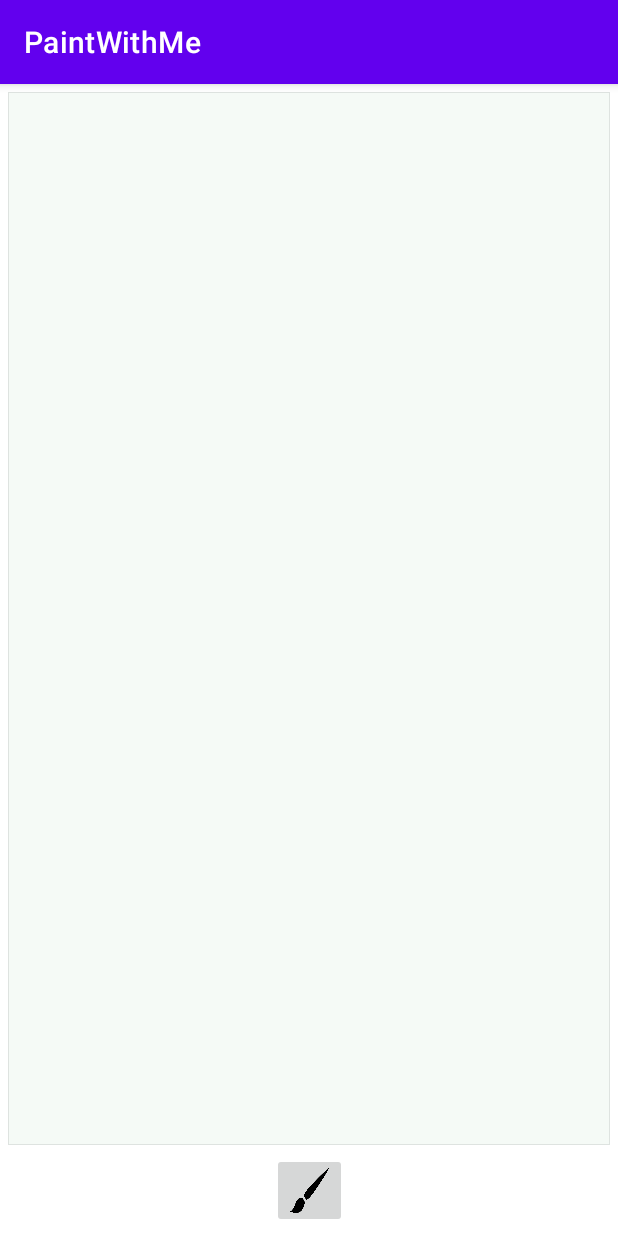
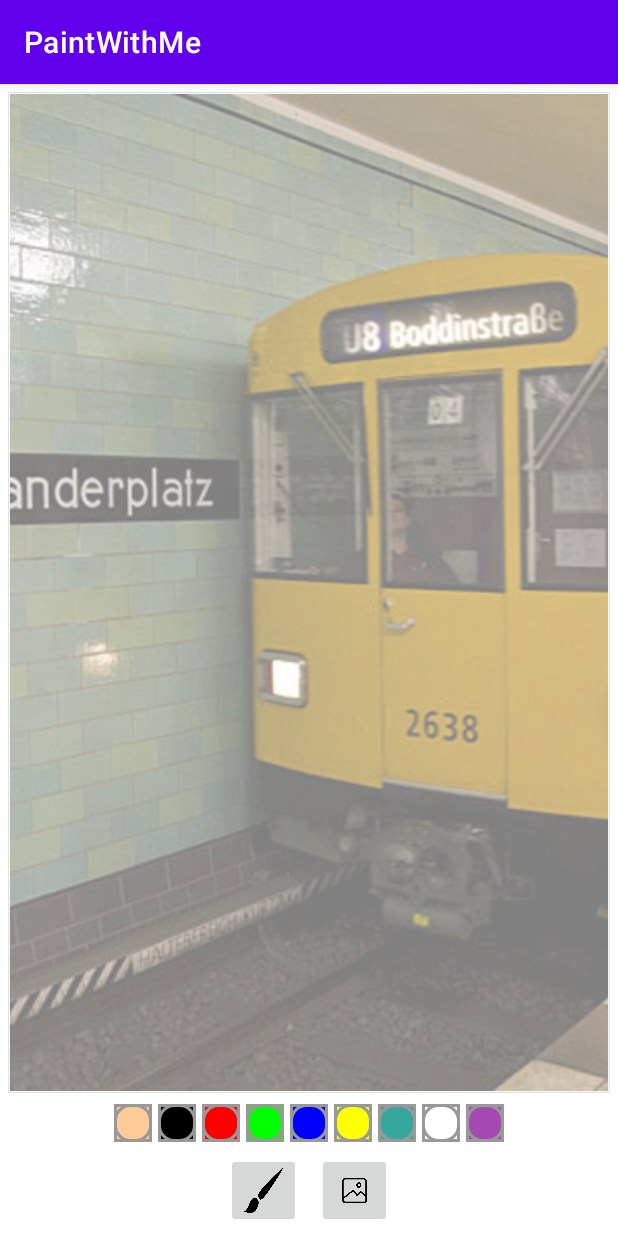
Before and after one commit to TaloHomes404/PaintWithMeApp, an Android app: the screen it shows after launch (MainActivity), on a phone screen of 412 x 824 dp. Run offline under Robolectric (Android 15) with nearby library versions, the phone set to English and light mode, and no system bars.

Commit message:
NOWE KOLORY XML - PALLET NORMAL I PRESSED CZYLI OBRAMÓWKA NA KOLORY DO WYBORU FUNKCJONALNOŚĆ - NOWA FUNKCJA POZWALAJĄCA WYBRAĆ KOLOR I MALOWAĆ NOWE FUNCKEJ Z TYM ZWIĄZANE PRZYCISK GALERRY - DO ZROBIENIA LAYOUT - FRAME LAYOUT POZWALAJĄCY NAKŁADAC WARSTWY NA LAYOUT, BIAŁE TŁO, OBRAZEK, A POTEM NASZE MALOWIDŁA

```diff
--- a/app/src/main/java/wolf/north/paintwithme/DrawingView.kt
+++ b/app/src/main/java/wolf/north/paintwithme/DrawingView.kt
@@ -109,6 +109,11 @@ class DrawingView(context: Context, attrs: AttributeSet) : View(context, attrs)
         mDrawPaint!!.strokeWidth = mBrushSize
     }
 
+    fun setColor(newColor: String){
+        color = Color.parseColor(newColor)
+        mDrawPaint!!.color = color
+    }
+
     internal inner class CustomPath(var color: Int, var thicknessOfBrush: Float) : Path() {
 
     }
--- a/app/src/main/java/wolf/north/paintwithme/MainActivity.kt
+++ b/app/src/main/java/wolf/north/paintwithme/MainActivity.kt
@@ -3,18 +3,29 @@ package wolf.north.paintwithme
 import android.app.Dialog
 import androidx.appcompat.app.AppCompatActivity
 import android.os.Bundle
+import android.view.View
 import android.widget.ImageButton
 import android.widget.ImageView
+import android.widget.LinearLayout
+import android.widget.Toast
+import androidx.core.content.ContextCompat
+import androidx.core.view.get
 
 class MainActivity : AppCompatActivity() {
 
     private var drawingView: DrawingView? = null
+    private var mImageButtonCurrentPaint: ImageView? = null
     override fun onCreate(savedInstanceState: Bundle?) {
         super.onCreate(savedInstanceState)
         setContentView(R.layout.activity_main)
 
         drawingView = findViewById(R.id.drawing_view)
         drawingView?.setBrushSize(20.toFloat()) //DEFAULT BRUSH SIZE ON START
+
+        val linearLayoutOfColors: LinearLayout = findViewById(R.id.linear_palletOfColors)
+
+        mImageButtonCurrentPaint = linearLayoutOfColors[1] as ImageButton
+
 
         val imgBttnBrushSelector : ImageButton = findViewById(R.id.imgbttn_brushSizeSelector)
         imgBttnBrushSelector.setOnClickListener {
@@ -48,5 +59,20 @@ class MainActivity : AppCompatActivity() {
 
     }
 
+    fun paintColorClicked(view: View){
+        if(view !== mImageButtonCurrentPaint){
+            val imageButton = view as ImageButton
+            val colorTag = imageButton.tag.toString()
+            drawingView?.setColor(colorTag)
 
+            imageButton.setImageDrawable(
+                ContextCompat.getDrawable(this,R.drawable.pallet_pressed)
+            )
+
+            mImageButtonCurrentPaint?.setImageDrawable(
+                ContextCompat.getDrawable(this,R.drawable.pallet_normal)
+            )
+            mImageButtonCurrentPaint = view
+        }
+    }
 }
--- /dev/null
+++ b/app/src/main/res/drawable/pallet_normal.xml
@@ -0,0 +1,20 @@
+<?xml version="1.0" encoding="utf-8"?>
+<layer-list xmlns:android="http://schemas.android.com/apk/res/android">
+
+    <item>
+        <shape
+            android:shape="rectangle">
+            <stroke android:width="2dp"
+                android:color="#FF999999"/>
+        </shape>
+    </item>
+    <item>
+        <shape>
+            <stroke android:width="2dp"
+                android:color="#FF999999"/>
+            <solid android:color="#00000000"/>
+            <corners android:radius="10dp"/>
+        </shape>
+    </item>
+
+</layer-list>
--- /dev/null
+++ b/app/src/main/res/drawable/pallet_pressed.xml
@@ -0,0 +1,20 @@
+<?xml version="1.0" encoding="utf-8"?>
+<layer-list xmlns:android="http://schemas.android.com/apk/res/android">
+
+    <item>
+        <shape
+            android:shape="rectangle">
+            <stroke android:width="2dp"
+                android:color="#FF333333"/>
+        </shape>
+    </item>
+    <item>
+        <shape>
+            <stroke android:width="2dp"
+                android:color="#FF333333"/>
+            <solid android:color="#00000000"/>
+            <corners android:radius="10dp"/>
+        </shape>
+    </item>
+
+</layer-list>
--- a/app/src/main/res/layout/activity_main.xml
+++ b/app/src/main/res/layout/activity_main.xml
@@ -6,19 +6,153 @@
     android:layout_height="match_parent"
     tools:context=".MainActivity">
 
-   <wolf.north.paintwithme.DrawingView
-       android:id="@+id/drawing_view"
+
+   <!--FRAME LAYOUT ALLOWS US TO MAKE LAYERS OF THINGS ON SCREEN
+   IN THIS CASE WE HAVE WHITE BACKGROUND, FIRST LAYER IS IMAGE
+   THIRD LAYER FINAL ONE IS OUR DRAWING VIEW ALLOWING US TO DRAW ON IMAGE-->
+   <FrameLayout
+       android:id="@+id/framelayout_drawing_view_container"
        android:layout_width="0dp"
        android:layout_height="0dp"
        android:layout_margin="5dp"
+       android:padding="1dp"
        android:background="@drawable/background_drawing_view"
-       app:layout_constraintBottom_toTopOf="@id/imgbttn_brushSizeSelector"
+       app:layout_constraintBottom_toTopOf="@id/linear_palletOfColors"
        app:layout_constraintLeft_toLeftOf="parent"
        app:layout_constraintRight_toRightOf="parent"
-       app:layout_constraintTop_toTopOf="parent"
-      />
-   <!-- END OF DRAWING VIEW -->
+       app:layout_constraintTop_toTopOf="parent">
 
+      <ImageView
+          android:id="@+id/imgv_background"
+          android:layout_width="match_parent"
+          android:layout_height="match_parent"
+          android:scaleType="centerCrop"
+          android:src="@drawable/obrazek_test"/>
+
+
+      <wolf.north.paintwithme.DrawingView
+          android:id="@+id/drawing_view"
+          android:layout_width="match_parent"
+          android:layout_height="match_parent"
+          android:background="#80FFFFFF"
+          />
+      <!-- END OF DRAWING VIEW -->
+
+   </FrameLayout>
+
+
+
+   <LinearLayout
+       android:id="@+id/linear_palletOfColors"
+       android:layout_width="wrap_content"
+       android:layout_height="wrap_content"
+       android:orientation="horizontal"
+       app:layout_constraintTop_toBottomOf="@id/framelayout_drawing_view_container"
+       app:layout_constraintBottom_toTopOf="@id/linear_actionButtons"
+       app:layout_constraintLeft_toLeftOf="parent"
+       app:layout_constraintRight_toRightOf="parent">
+
+      <ImageButton
+          android:layout_width="25dp"
+          android:layout_height="25dp"
+          android:layout_margin="2dp"
+          android:src="@drawable/pallet_normal"
+          android:tag="@color/skin"
+          android:background="@color/skin"
+          android:onClick="paintColorClicked"
+          />
+
+      <ImageButton
+          android:layout_width="25dp"
+          android:layout_height="25dp"
+          android:layout_margin="2dp"
+          android:src="@drawable/pallet_normal"
+          android:tag="@color/black"
+          android:background="@color/black"
+          android:onClick="paintColorClicked"
+          />
+
+      <ImageButton
+          android:layout_width="25dp"
+          android:layout_height="25dp"
+          android:layout_margin="2dp"
+          android:src="@drawable/pallet_normal"
+          android:tag="@color/red"
+          android:background="@color/red"
+          android:onClick="paintColorClicked"
+          />
+
+      <ImageButton
+          android:layout_width="25dp"
+          android:layout_height="25dp"
+          android:layout_margin="2dp"
+          android:src="@drawable/pallet_normal"
+          android:tag="@color/green"
+          android:background="@color/green"
+          android:onClick="paintColorClicked"
+          />
+
+      <ImageButton
+          android:layout_width="25dp"
+          android:layout_height="25dp"
+          android:layout_margin="2dp"
+          android:src="@drawable/pallet_normal"
+          android:tag="@color/blue"
+          android:background="@color/blue"
+          android:onClick="paintColorClicked"
+          />
+
+      <ImageButton
+          android:layout_width="25dp"
+          android:layout_height="25dp"
+          android:layout_margin="2dp"
+          android:src="@drawable/pallet_normal"
+          android:tag="@color/yellow"
+          android:background="@color/yellow"
+          android:onClick="paintColorClicked"
+          />
+
+      <ImageButton
+          android:layout_width="25dp"
+          android:layout_height="25dp"
+          android:layout_margin="2dp"
+          android:src="@drawable/pallet_normal"
+          android:tag="@color/lollipop"
+          android:background="@color/lollipop"
+          android:onClick="paintColorClicked"
+          />
+
+      <ImageButton
+          android:layout_width="25dp"
+          android:layout_height="25dp"
+          android:layout_margin="2dp"
+          android:src="@drawable/pallet_normal"
+          android:tag="@color/white"
+          android:background="@color/white"
+          android:onClick="paintColorClicked"/>
+
+      <ImageButton
+          android:layout_width="25dp"
+          android:layout_height="25dp"
+          android:layout_margin="2dp"
+          android:src="@drawable/pallet_normal"
+          android:tag="@color/random"
+          android:background="@color/random"
+          android:onClick="paintColorClicked"
+          />
+
+   </LinearLayout>
+
+<LinearLayout
+    android:id="@+id/linear_actionButtons"
+    android:layout_width="wrap_content"
+    android:layout_height="wrap_content"
+   android:orientation="horizontal"
+    app:layout_constraintTop_toBottomOf="@id/linear_palletOfColors"
+    app:layout_constraintBottom_toBottomOf="parent"
+    app:layout_constraintLeft_toLeftOf="parent"
+    app:layout_constraintRight_toRightOf="parent"
+    android:gravity="center">
    <ImageButton
        android:id="@+id/imgbttn_brushSizeSelector"
        android:layout_width="50dp"
@@ -26,9 +160,15 @@
        android:layout_margin="5dp"
        android:src="@drawable/ic_brush"
        android:scaleType="fitXY"
-       app:layout_constraintBottom_toBottomOf="parent"
-       app:layout_constraintRight_toRightOf="parent"
-       app:layout_constraintLeft_toLeftOf="parent"
        />
+   <ImageButton
+       android:id="@+id/imgbttn_imageFromGalerySelector"
+       android:layout_width="50dp"
+       android:layout_height="50dp"
+       android:layout_margin="5dp"
+       android:src="@drawable/ic_image"
+       android:scaleType="fitXY"
+       />
+</LinearLayout>
 
 </androidx.constraintlayout.widget.ConstraintLayout>
--- a/app/src/main/res/values/colors.xml
+++ b/app/src/main/res/values/colors.xml
@@ -7,4 +7,13 @@
     <color name="teal_700">#FF018786</color>
     <color name="black">#FF000000</color>
     <color name="white">#FFFFFFFF</color>
+
+    <color name="skin">#ffcc99</color>
+    <color name="red">#ff0000</color>
+    <color name="green">#00ff00</color>
+    <color name="blue">#0000ff</color>
+    <color name="yellow">#ffff00</color>
+    <color name="lollipop">#35a79c</color>
+    <color name="random">#A349B1</color>
+
 </resources>
```
Also changed, not shown: app/src/main/res/drawable/ic_image.png (added), app/src/main/res/drawable/obrazek_test.jpg (added).
